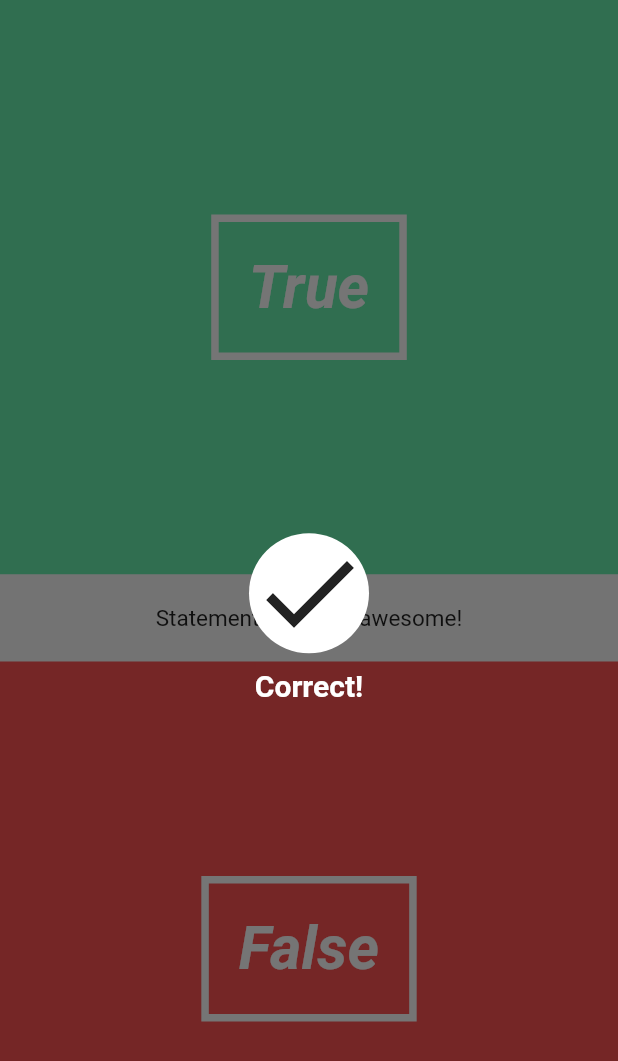
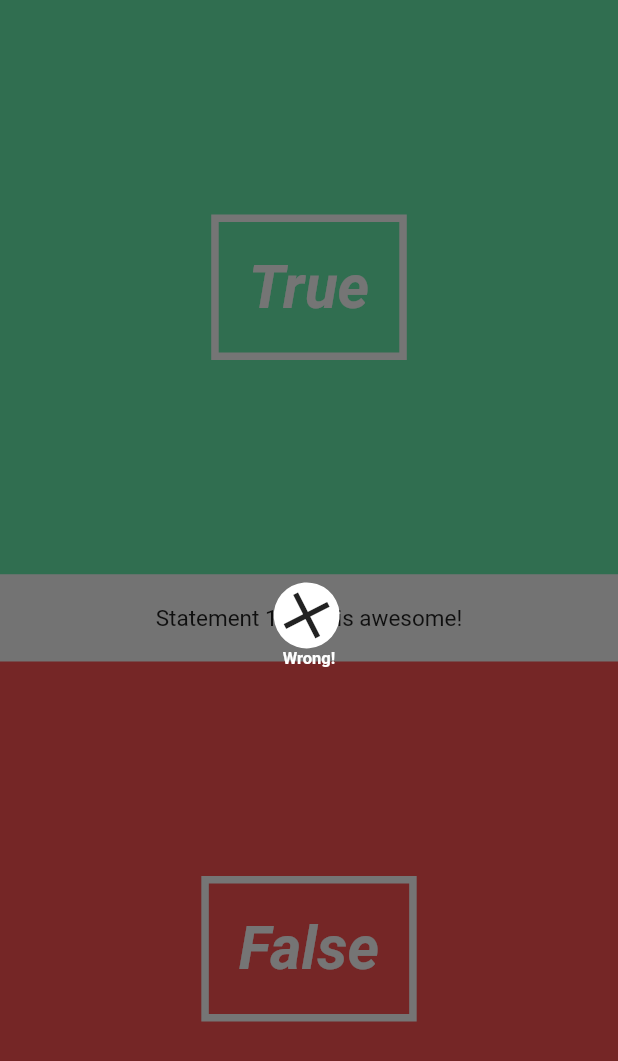
Before and after one commit to graphicbeacon/quiz-app, a Flutter app: the screen it shows after launch, after a tap on "True", on a phone screen of 412 x 824 dp. Shown: the top 1061 px of the screen. Run offline on Flutter 3.47's test engine with Material 2 defaults, Android fonts, the phone set to English and light mode, and no system bars.

Commit message:
Refactors quiz page with questions and overlay state controls.

```diff
--- a/lib/pages/quiz_page.dart
+++ b/lib/pages/quiz_page.dart
@@ -12,6 +12,34 @@ class QuizPage extends StatefulWidget {
 }
 
 class QuizPageState extends State<QuizPage> {
+  Question currentQuestion;
+  Quiz quiz = new Quiz([
+    new Question("Elon Musk is human", false),
+    new Question("Pizza is healthy", false),
+    new Question("Flutter is awesome", true),
+  ]);
+
+  String questionText;
+  int questionNumber;
+  bool isCorrect;
+  bool overlayShouldBeVisible = false;
+
+  @override
+  void initState() {
+    super.initState();
+    currentQuestion = quiz.nextQuestion;
+    questionText = currentQuestion.question;
+    questionNumber = quiz.questionNumber;
+  }
+
+  void handleAnswer(bool answer) {
+    isCorrect = (currentQuestion.answer == answer);
+    quiz.answer(isCorrect);
+    setState(() {
+      overlayShouldBeVisible = true;
+    });
+  }
+
   @override
   Widget build(BuildContext context) {
     return new Stack(
@@ -19,12 +47,14 @@ class QuizPageState extends State<QuizPage> {
       children: <Widget>[
         new Column(
           children: <Widget>[
-            new AnswerButton(true, () => print("You answered true")),
+            new AnswerButton(true, () => handleAnswer(true)),
             new QuestionText("Dart is awesome!", 1),
-            new AnswerButton(false, () => print("You answered false")),
+            new AnswerButton(false, () => handleAnswer(false)),
           ],
         ),
-        new CorrectWrongOverlay(true)
+        overlayShouldBeVisible == true
+            ? new CorrectWrongOverlay(isCorrect)
+            : new Container()
       ],
     );
   }
--- a/lib/ui/correct_wrong_overlay.dart
+++ b/lib/ui/correct_wrong_overlay.dart
@@ -21,7 +21,7 @@ class CorrectWrongOverlayState extends State<CorrectWrongOverlay>
     _iconAnimationController = new AnimationController(
         duration: new Duration(seconds: 2), vsync: this);
     _iconAnimation = new CurvedAnimation(
-        parent: _iconAnimationController, curve: Curves.elasticIn);
+        parent: _iconAnimationController, curve: Curves.linear);
     _iconAnimation.addListener(() => this.setState(() {}));
     _iconAnimationController.forward(); // begin
   }
```
